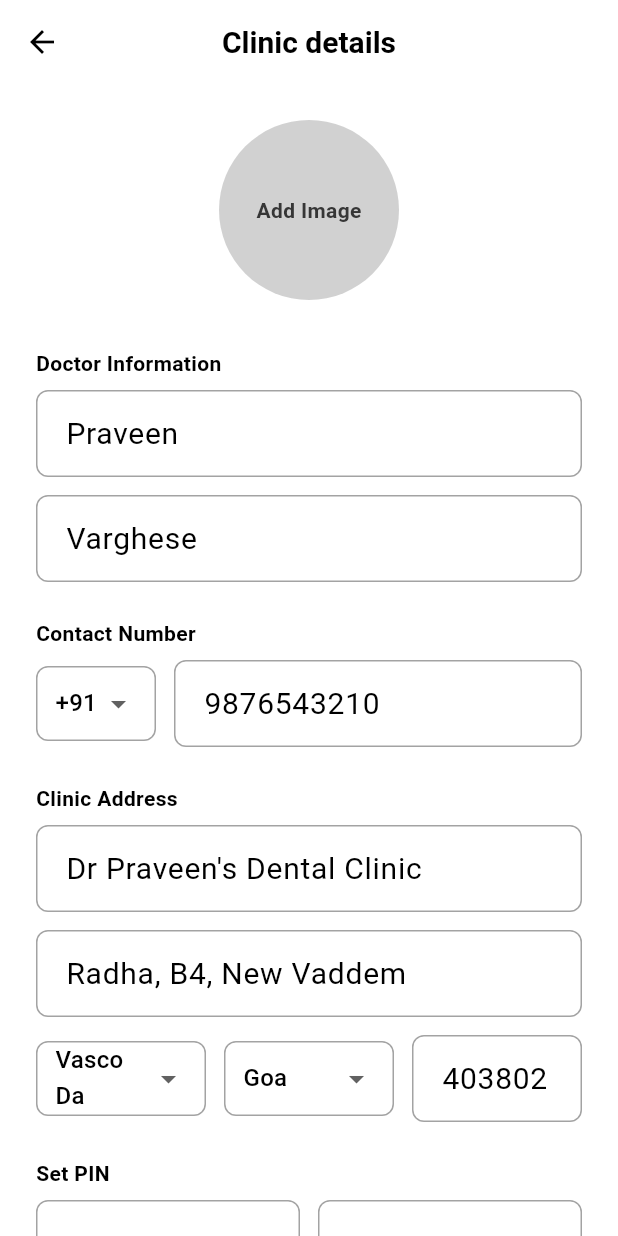
After one commit to Zen-ex-is/consent-form-app, a Flutter app: the screen it shows after launch, after a tap on the "person outline" icon, on a phone screen of 412 x 824 dp. The commit adds this screen. Run offline on Flutter 3.47's test engine with Material 3 defaults, Android fonts, the phone set to English and light mode, and no system bars; our stand-ins replace image_picker, signature; Roboto replaces fonts that are missing (Geist).

Commit message:
Add clinic management and consent form features
- Update ROADMAP with new functionalities
- Implement ClinicRepository and FormRepository for managing clinic and signed forms
- Create models for Clinic and SignedForm
- Develop ClinicDetailsScreen for editing clinic information
- Enhance ConsentFormScreen to handle signatures and display signed forms
- Integrate navigation to ClinicDetailsScreen from HomeScreen
- Update SignedFormsTab to view signed forms with details
- Add image_picker dependency for logo selection

```diff
--- /dev/null
+++ b/lib/data/clinic_repository.dart
@@ -0,0 +1,31 @@
+import 'package:flutter/foundation.dart';
+import '../models/clinic.dart';
+
+class ClinicRepository {
+  static final ClinicRepository _instance = ClinicRepository._internal();
+
+  factory ClinicRepository() {
+    return _instance;
+  }
+
+  ClinicRepository._internal();
+
+  final ValueNotifier<Clinic> clinicNotifier = ValueNotifier<Clinic>(
+    Clinic(
+      doctorFirstName: 'Praveen',
+      doctorSurname: 'Varghese',
+      phoneNumber: '+91 9876543210',
+      addressLine1: "Dr Praveen's Dental Clinic",
+      addressLine2: 'Radha, B4, New Vaddem',
+      city: 'Vasco Da Gama',
+      state: 'Goa',
+      zipCode: '403802',
+    ),
+  );
+
+  Clinic get currentClinic => clinicNotifier.value;
+
+  void updateClinic(Clinic clinic) {
+    clinicNotifier.value = clinic;
+  }
+}
--- /dev/null
+++ b/lib/models/clinic.dart
@@ -0,0 +1,60 @@
+class Clinic {
+  final String doctorFirstName;
+  final String doctorSurname;
+  final String phoneNumber;
+  final String addressLine1;
+  final String addressLine2;
+  final String city;
+  final String state;
+  final String zipCode;
+  final String? logoPath;
+  final String pin;
+
+  Clinic({
+    required this.doctorFirstName,
+    required this.doctorSurname,
+    required this.phoneNumber,
+    required this.addressLine1,
+    required this.addressLine2,
+    required this.city,
+    required this.state,
+    required this.zipCode,
+    this.logoPath,
+    this.pin = '',
+  });
+
+  String get doctorName => '$doctorFirstName $doctorSurname';
+  String get fullAddress => [
+        addressLine1,
+        addressLine2,
+        city,
+        state,
+        zipCode
+      ].where((e) => e.isNotEmpty).join(', ');
+
+  Clinic copyWith({
+    String? doctorFirstName,
+    String? doctorSurname,
+    String? phoneNumber,
+    String? addressLine1,
+    String? addressLine2,
+    String? city,
+    String? state,
+    String? zipCode,
+    String? logoPath,
+    String? pin,
+  }) {
+    return Clinic(
+      doctorFirstName: doctorFirstName ?? this.doctorFirstName,
+      doctorSurname: doctorSurname ?? this.doctorSurname,
+      phoneNumber: phoneNumber ?? this.phoneNumber,
+      addressLine1: addressLine1 ?? this.addressLine1,
+      addressLine2: addressLine2 ?? this.addressLine2,
+      city: city ?? this.city,
+      state: state ?? this.state,
+      zipCode: zipCode ?? this.zipCode,
+      logoPath: logoPath ?? this.logoPath,
+      pin: pin ?? this.pin,
+    );
+  }
+}
--- a/lib/models/signed_form.dart
+++ b/lib/models/signed_form.dart
@@ -1,3 +1,5 @@
+import 'dart:typed_data';
+
 class SignedForm {
   final String id;
   final String patientName;
@@ -5,6 +7,7 @@ class SignedForm {
   final int age;
   final String procedureName;
   final DateTime timestamp;
+  final Uint8List? signatureData;
 
   SignedForm({
     required this.id,
@@ -13,5 +16,6 @@ class SignedForm {
     required this.age,
     required this.procedureName,
     required this.timestamp,
+    this.signatureData,
   });
 }
--- /dev/null
+++ b/lib/screens/clinic_details_screen.dart
@@ -0,0 +1,412 @@
+import 'dart:io';
+import 'package:flutter/material.dart';
+import 'package:image_picker/image_picker.dart';
+import '../data/clinic_repository.dart';
+import '../models/clinic.dart';
+import '../theme/app_colors.dart';
+import '../theme/app_typography.dart';
+import '../widgets/app_button.dart';
+
+class ClinicDetailsScreen extends StatefulWidget {
+  const ClinicDetailsScreen({super.key});
+
+  @override
+  State<ClinicDetailsScreen> createState() => _ClinicDetailsScreenState();
+}
+
+class _ClinicDetailsScreenState extends State<ClinicDetailsScreen> {
+  final _formKey = GlobalKey<FormState>();
+  late TextEditingController _firstNameController;
+  late TextEditingController _surnameController;
+  late TextEditingController _phoneController;
+  late TextEditingController _addressLine1Controller;
+  late TextEditingController _addressLine2Controller;
+  late TextEditingController _zipCodeController;
+  late TextEditingController _pinController;
+  late TextEditingController _repeatPinController;
+
+  String _selectedCountryCode = '+91';
+  String? _selectedCity;
+  String? _selectedState;
+  String? _logoPath;
+
+  final List<String> _cities = ['Vasco Da Gama', 'Panaji', 'Margao', 'Mapusa'];
+  final List<String> _states = ['Goa', 'Maharashtra', 'Karnataka'];
+
+  @override
+  void initState() {
+    super.initState();
+    final clinic = ClinicRepository().currentClinic;
+    _firstNameController = TextEditingController(text: clinic.doctorFirstName);
+    _surnameController = TextEditingController(text: clinic.doctorSurname);
+    _phoneController = TextEditingController(text: clinic.phoneNumber.replaceAll('+91 ', ''));
+    _addressLine1Controller = TextEditingController(text: clinic.addressLine1);
+    _addressLine2Controller = TextEditingController(text: clinic.addressLine2);
+    _zipCodeController = TextEditingController(text: clinic.zipCode);
+    _pinController = TextEditingController(text: clinic.pin);
+    _repeatPinController = TextEditingController(text: clinic.pin);
+    _logoPath = clinic.logoPath;
+    _selectedCity = _cities.contains(clinic.city) ? clinic.city : null;
+    _selectedState = _states.contains(clinic.state) ? clinic.state : null;
+
+    // If city/state from repo aren't in list, maybe add them or just leave null/text input.
+    // For now, I'll just ensure they are valid or null.
+    if (_selectedCity == null && clinic.city.isNotEmpty) {
+       // If the current city is not in the list, we might want to handle it.
+       // But for this mock, I'll just default to null or the first one if I must.
+       // Or better, I'll add it to the list dynamically? No, let's keep it simple.
+    }
+  }
+
+  @override
+  void dispose() {
+    _firstNameController.dispose();
+    _surnameController.dispose();
+    _phoneController.dispose();
+    _addressLine1Controller.dispose();
+    _addressLine2Controller.dispose();
+    _zipCodeController.dispose();
+    _pinController.dispose();
+    _repeatPinController.dispose();
+    super.dispose();
+  }
+
+  Future<void> _pickImage() async {
+    try {
+      final picker = ImagePicker();
+      final XFile? image = await picker.pickImage(source: ImageSource.gallery);
+      if (image != null && mounted) {
+        setState(() {
+          _logoPath = image.path;
+        });
+      }
+    } catch (e) {
+      debugPrint('Error picking image: $e');
+      if (mounted) {
+        ScaffoldMessenger.of(context).showSnackBar(
+          SnackBar(content: Text('Failed to pick image: $e')),
+        );
+      }
+    }
+  }
+
+  void _saveClinicDetails() {
+    if (_formKey.currentState!.validate()) {
+      if (_pinController.text != _repeatPinController.text) {
+        ScaffoldMessenger.of(context).showSnackBar(
+          const SnackBar(content: Text('PINs do not match')),
+        );
+        return;
+      }
+
+      final updatedClinic = Clinic(
+        doctorFirstName: _firstNameController.text,
+        doctorSurname: _surnameController.text,
+        phoneNumber: '$_selectedCountryCode ${_phoneController.text}',
+        addressLine1: _addressLine1Controller.text,
+        addressLine2: _addressLine2Controller.text,
+        city: _selectedCity ?? '',
+        state: _selectedState ?? '',
+        zipCode: _zipCodeController.text,
+        logoPath: _logoPath,
+        pin: _pinController.text,
+      );
+
+      ClinicRepository().updateClinic(updatedClinic);
+      Navigator.pop(context);
+    }
+  }
+
+  @override
+  Widget build(BuildContext context) {
+    return Scaffold(
+      backgroundColor: AppColors.white,
+      appBar: AppBar(
+        backgroundColor: AppColors.white,
+        elevation: 0,
+        leading: IconButton(
+          icon: const Icon(Icons.arrow_back, color: AppColors.black),
+          onPressed: () => Navigator.pop(context),
+        ),
+        title: Text(
+          'Clinic details',
+          style: AppTypography.heading3.copyWith(color: AppColors.black),
+        ),
+        centerTitle: true,
+      ),
+      body: SingleChildScrollView(
+        padding: const EdgeInsets.all(24.0),
+        child: Form(
+          key: _formKey,
+          child: Column(
+            crossAxisAlignment: CrossAxisAlignment.start,
+            children: [
+              // Image Picker
+              Center(
+                child: GestureDetector(
+                  onTap: _pickImage,
+                  child: Container(
+                    width: 120,
+                    height: 120,
+                    decoration: BoxDecoration(
+                      color: AppColors.gray200,
+                      shape: BoxShape.circle,
+                      image: _logoPath != null
+                          ? DecorationImage(
+                              image: FileImage(File(_logoPath!)),
+                              fit: BoxFit.cover,
+                            )
+                          : null,
+                    ),
+                    child: _logoPath == null
+                        ? Column(
+                            mainAxisAlignment: MainAxisAlignment.center,
+                            children: [
+                              Text(
+                                'Add Image',
+                                style: AppTypography.bodySmallSemibold
+                                    .copyWith(color: AppColors.gray600),
+                              ),
+                            ],
+                          )
+                        : null,
+                  ),
+                ),
+              ),
+              const SizedBox(height: 32),
+
+              // Doctor Information
+              Text('Doctor Information', style: AppTypography.bodySmallSemibold),
+              const SizedBox(height: 8),
+              _buildTextField(
+                controller: _firstNameController,
+                hintText: 'First name',
+              ),
+              const SizedBox(height: 12),
+              _buildTextField(
+                controller: _surnameController,
+                hintText: 'Surname',
+              ),
+              const SizedBox(height: 24),
+
+              // Contact Number
+              Text('Contact Number', style: AppTypography.bodySmallSemibold),
+              const SizedBox(height: 8),
+              Row(
+                children: [
+                  Container(
+                    width: 80,
+                    padding: const EdgeInsets.symmetric(horizontal: 12),
+                    decoration: BoxDecoration(
+                      border: Border.all(color: AppColors.gray300),
+                      borderRadius: BorderRadius.circular(8),
+                    ),
+                    child: DropdownButtonHideUnderline(
+                      child: DropdownButton<String>(
+                        value: _selectedCountryCode,
+                        isExpanded: true,
+                        items: ['+91', '+1', '+44']
+                            .map((code) => DropdownMenuItem(
+                                  value: code,
+                                  child: Text(code),
+                                ))
+                            .toList(),
+                        onChanged: (value) {
+                          if (value != null) {
+                            setState(() => _selectedCountryCode = value);
+                          }
+                        },
+                      ),
+                    ),
+                  ),
+                  const SizedBox(width: 12),
+                  Expanded(
+                    child: _buildTextField(
+                      controller: _phoneController,
+                      hintText: 'Phone number', // Changed from "Address line 2" as per logic
+                      keyboardType: TextInputType.phone,
+                    ),
+                  ),
+                ],
+              ),
+              const SizedBox(height: 24),
+
+              // Clinic Address
+              Text('Clinic Address', style: AppTypography.bodySmallSemibold),
+              const SizedBox(height: 8),
+              _buildTextField(
+                controller: _addressLine1Controller,
+                hintText: 'Address line 1',
+              ),
+              const SizedBox(height: 12),
+              _buildTextField(
+                controller: _addressLine2Controller,
+                hintText: 'Address line 2',
+              ),
+              const SizedBox(height: 12),
+              Row(
+                children: [
+                  Expanded(
+                    child: _buildDropdown(
+                      value: _selectedCity,
+                      hint: 'City',
+                      items: _cities,
+                      onChanged: (val) => setState(() => _selectedCity = val),
+                    ),
+                  ),
+                  const SizedBox(width: 12),
+                  Expanded(
+                    child: _buildDropdown(
+                      value: _selectedState,
+                      hint: 'State',
+                      items: _states,
+                      onChanged: (val) => setState(() => _selectedState = val),
+                    ),
+                  ),
+                  const SizedBox(width: 12),
+                  Expanded(
+                    child: _buildTextField(
+                      controller: _zipCodeController,
+                      hintText: 'Zip code',
+                      keyboardType: TextInputType.number,
+                    ),
+                  ),
+                ],
+              ),
+              const SizedBox(height: 24),
+
+              // Set PIN
+              Text('Set PIN', style: AppTypography.bodySmallSemibold),
+              const SizedBox(height: 8),
+              Row(
+                children: [
+                  Expanded(
+                    child: _buildTextField(
+                      controller: _pinController,
+                      hintText: 'Enter PIN',
+                      obscureText: true,
+                      keyboardType: TextInputType.number,
+                    ),
+                  ),
+                  const SizedBox(width: 12),
+                  Expanded(
+                    child: _buildTextField(
+                      controller: _repeatPinController,
+                      hintText: 'Repeat PIN',
+                      obscureText: true,
+                      keyboardType: TextInputType.number,
+                    ),
+                  ),
+                ],
+              ),
+              const SizedBox(height: 48),
+
+              // Buttons
+              Row(
+                mainAxisAlignment: MainAxisAlignment.end,
+                children: [
+                  OutlinedButton(
+                    onPressed: () => Navigator.pop(context),
+                    style: OutlinedButton.styleFrom(
+                      padding: const EdgeInsets.symmetric(horizontal: 24, vertical: 16),
+                      side: const BorderSide(color: AppColors.black),
+                      shape: RoundedRectangleBorder(
+                        borderRadius: BorderRadius.circular(8),
+                      ),
+                    ),
+                    child: Text(
+                      'Cancel',
+                      style: AppTypography.bodySmallSemibold.copyWith(color: AppColors.black),
+                    ),
+                  ),
+                  const SizedBox(width: 16),
+                  ElevatedButton(
+                    onPressed: _saveClinicDetails,
+                    style: ElevatedButton.styleFrom(
+                      backgroundColor: AppColors.blue500,
+                      padding: const EdgeInsets.symmetric(horizontal: 32, vertical: 16),
+                      shape: RoundedRectangleBorder(
+                        borderRadius: BorderRadius.circular(8),
+                      ),
+                    ),
+                    child: Text(
+                      'Save',
+                      style: AppTypography.bodySmallSemibold.copyWith(color: AppColors.white),
+                    ),
+                  ),
+                ],
+              ),
+            ],
+          ),
+        ),
+      ),
+    );
+  }
+
+  Widget _buildTextField({
+    required TextEditingController controller,
+    required String hintText,
+    TextInputType? keyboardType,
+    bool obscureText = false,
+  }) {
+    return TextFormField(
+      controller: controller,
+      keyboardType: keyboardType,
+      obscureText: obscureText,
+      decoration: InputDecoration(
+        hintText: hintText,
+        hintStyle: AppTypography.bodySmall.copyWith(color: AppColors.gray400),
+        border: OutlineInputBorder(
+          borderRadius: BorderRadius.circular(8),
+          borderSide: const BorderSide(color: AppColors.gray300),
+        ),
+        enabledBorder: OutlineInputBorder(
+          borderRadius: BorderRadius.circular(8),
+          borderSide: const BorderSide(color: AppColors.gray300),
+        ),
+        focusedBorder: OutlineInputBorder(
+          borderRadius: BorderRadius.circular(8),
+          borderSide: const BorderSide(color: AppColors.blue500),
+        ),
+        contentPadding: const EdgeInsets.symmetric(horizontal: 16, vertical: 14),
+      ),
+      validator: (value) {
+        if (value == null || value.isEmpty) {
+          // Optional validation, maybe some fields are optional
+          if (hintText.contains('Address line 2')) return null;
+          return 'Required';
+        }
+        return null;
+      },
+    );
+  }
+
+  Widget _buildDropdown({
+    required String? value,
+    required String hint,
+    required List<String> items,
+    required Function(String?) onChanged,
+  }) {
+    return Container(
+      padding: const EdgeInsets.symmetric(horizontal: 12),
+      decoration: BoxDecoration(
+        border: Border.all(color: AppColors.gray300),
+        borderRadius: BorderRadius.circular(8),
+      ),
+      child: DropdownButtonHideUnderline(
+        child: DropdownButton<String>(
+          value: value,
+          hint: Text(hint, style: AppTypography.bodySmall.copyWith(color: AppColors.gray400)),
+          isExpanded: true,
+          items: items
+              .map((item) => DropdownMenuItem(
+                    value: item,
+                    child: Text(item),
+                  ))
+              .toList(),
+          onChanged: onChanged,
+        ),
+      ),
+    );
+  }
+}
--- a/lib/screens/home_screen.dart
+++ b/lib/screens/home_screen.dart
@@ -4,6 +4,7 @@ import '../theme/app_typography.dart';
 import '../widgets/form_card.dart';
 
 import 'add_patient_screen.dart';
+import 'clinic_details_screen.dart';
 import 'signed_forms_tab.dart';
 
 class HomeScreen extends StatelessWidget {
@@ -34,7 +35,14 @@ class HomeScreen extends StatelessWidget {
           actions: [
             IconButton(
               icon: const Icon(Icons.person_outline, color: AppColors.black),
-              onPressed: () {},
+              onPressed: () {
+                Navigator.push(
+                  context,
+                  MaterialPageRoute(
+                    builder: (context) => const ClinicDetailsScreen(),
+                  ),
+                );
+              },
             ),
             const SizedBox(width: 16),
           ],
--- a/pubspec.yaml
+++ b/pubspec.yaml
@@ -35,6 +35,7 @@ dependencies:
   # Use with the CupertinoIcons class for iOS style icons.
   cupertino_icons: ^1.0.8
   signature: ^6.3.0
+  image_picker: ^1.2.1
 
 dev_dependencies:
   flutter_test:
```
Also changed, not shown: lib/data/form_repository.dart (added, +19 -0 lines), lib/screens/consent_form_screen.dart (+82 -10 lines), lib/screens/signed_forms_tab.dart (+28 -1 lines), pubspec.lock, 1 other file.
